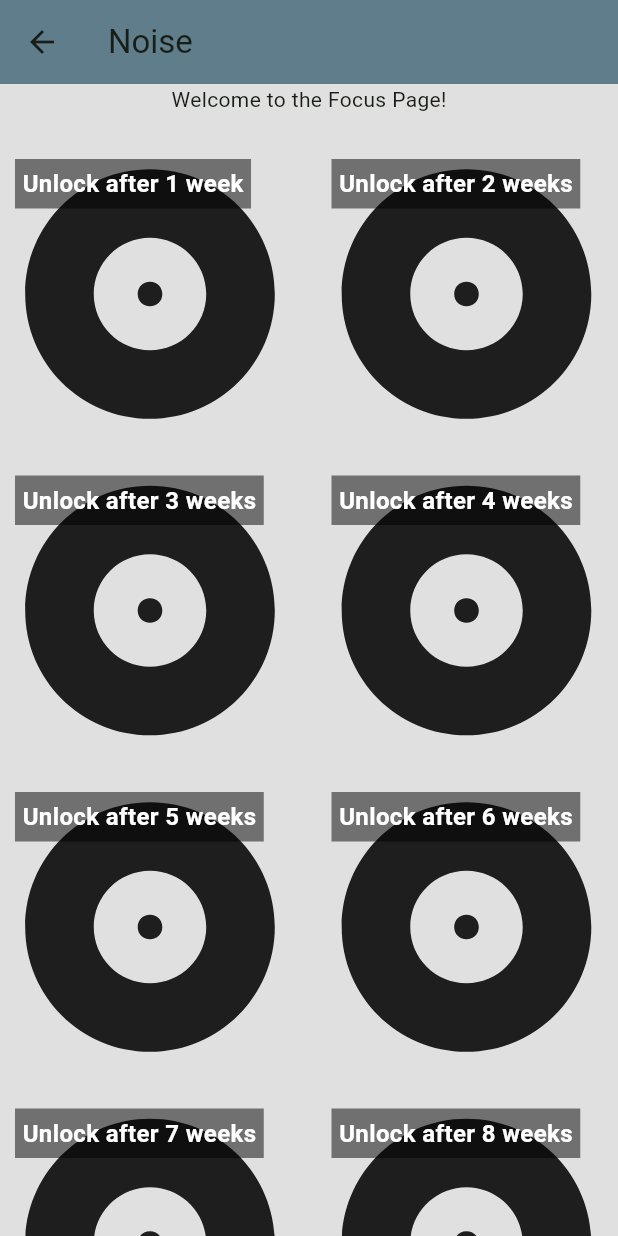
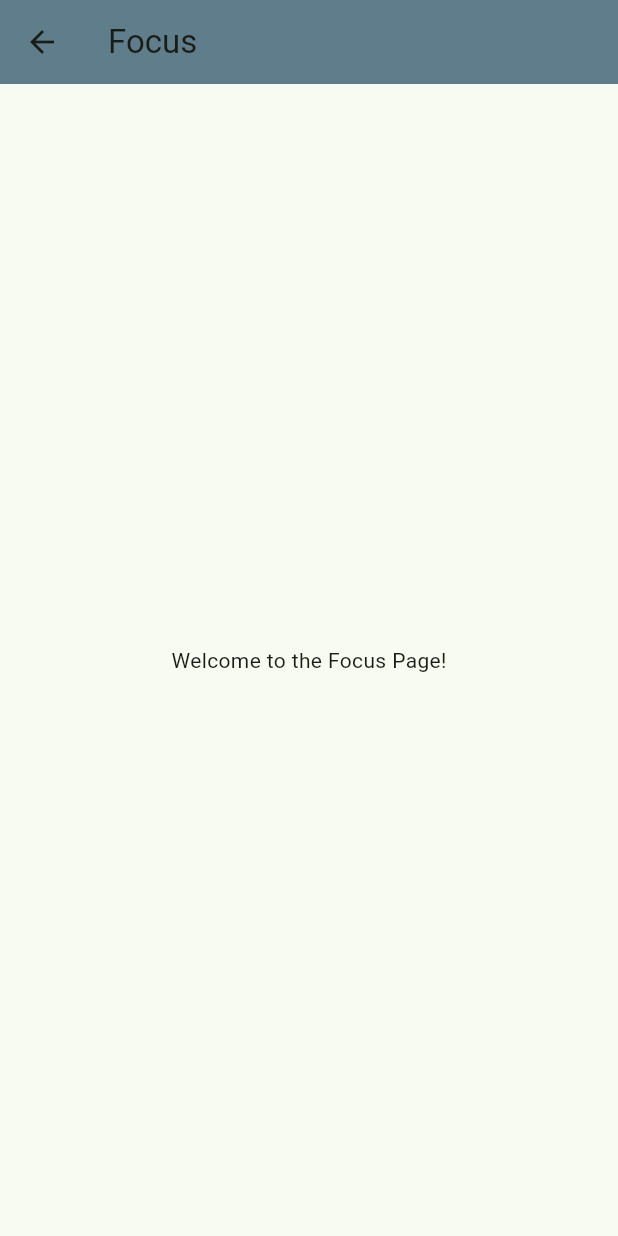
Before and after one commit to SalilMonga/cheesecakeFactory, a Flutter app: the FocusPage screen opened directly, on a phone screen of 412 x 824 dp. Run offline on Flutter 3.47's test engine with Material 3 defaults, Android fonts, the phone set to English and light mode, and no system bars; our stand-ins replace audioplayers, confetti, flutter_local_notifications, flutter_secure_storage, google_nav_bar, permission_handler and 3 more; accounts and stored records are empty.

Commit message:
Revert "Merged in the focus screen"

```diff
--- a/cheesecakefactory/lib/FocusPage.dart
+++ b/cheesecakefactory/lib/FocusPage.dart
@@ -3,107 +3,17 @@ import 'package:flutter/material.dart';
 class FocusPage extends StatelessWidget {
   const FocusPage({super.key});
 
+
   @override
   Widget build(BuildContext context) {
     return Scaffold(
       appBar: AppBar(
-        title: const Text('Noise'),
+        title: const Text('Focus'),
         backgroundColor: Colors.blueGrey,
       ),
-      body: Container(
-        color: Colors.grey[300],
-        child: Center(
-          child: Column(
-            mainAxisAlignment: MainAxisAlignment.center,
-            children: <Widget>[
-              const Text('Welcome to the Focus Page!'),
-              const SizedBox(height: 20.0), // Add some spacing
-              Expanded(
-                child: GridView.builder(
-                  gridDelegate: const SliverGridDelegateWithFixedCrossAxisCount(
-                    crossAxisCount: 2, // 2 columns
-                    mainAxisSpacing: 10.0,
-                    crossAxisSpacing: 10.0,
-                  ),
-                  itemCount: 10, // 2 columns * 5 rows = 10 items
-                  itemBuilder: (context, index) {
-                    return Stack(
-                      children: <Widget>[
-                        const Icon(
-                          Icons.album,
-                          size: 200.0, // Adjust size as needed
-                        ),
-                        Positioned(
-                          top: 10.0,
-                          left: 10.0,
-                          child: Container(
-                            padding: const EdgeInsets.all(5.0),
-                            color: Colors.black.withOpacity(0.5),
-                            child: Text(
-                              'Unlock after ${index + 1} week${index == 0 ? '' : 's'}',
-                              style: const TextStyle(
-                                color: Colors.white,
-                                fontSize: 16.0,
-                                fontWeight: FontWeight.bold,
-                              ),
-                            ),
-                          ),
-                        ),
-                      ],
-                    );
-                  },
-                ),
-              ),
-            ],
-          ),
-        ),
+      body: const Center(
+        child: Text('Welcome to the Focus Page!'),
       ),
     );
   }
 }
-
-// import 'package:flutter/material.dart';
-
-// class FocusPage extends StatelessWidget {
-//   const FocusPage({super.key});
-
-//   @override
-//   Widget build(BuildContext context) {
-//     return Scaffold(
-//       appBar: AppBar(
-//         title: const Text('Noise'),
-//         backgroundColor: Colors.blueGrey,
-//       ),
-//       body: Container(
-//         color: Colors.grey[300],
-//         child: Center(
-//           child: Column(
-//             mainAxisAlignment: MainAxisAlignment.center,
-//             children: <Widget>[
-//               Text('Welcome to the Focus Page!'),
-//               SizedBox(height: 20.0), // Add some spacing
-//               Expanded(
-//                 child: GridView.builder(
-//                   gridDelegate: SliverGridDelegateWithFixedCrossAxisCount(
-//                     crossAxisCount: 2, // 2 columns
-//                     mainAxisSpacing: 10.0,
-//                     crossAxisSpacing: 10.0,
-//                   ),
-//                   itemCount: 10, // 2 columns * 5 rows = 10 items
-//                   itemBuilder: (context, index) {
-//                     return GridTile(
-//                       child: Icon(
-//                         Icons.album,
-//                         size: 200.0, // Adjust size as needed
-//                       ),
-//                     );
-//                   },
-//                 ),
-//               ),
-//             ],
-//           ),
-//         ),
-//       ),
-//     );
-//   }
-// }
--- a/cheesecakefactory/lib/NavigationBar.dart
+++ b/cheesecakefactory/lib/NavigationBar.dart
@@ -74,7 +74,7 @@ class _NavigationBarState extends State<NavigationBar> {
           ),
           GButton(
             icon: Icons.album,
-            text: 'Noises',
+            text: 'Focus',
             iconActiveColor: Colors.blueGrey,
           ),
           GButton(
--- a/cheesecakefactory/lib/main.dart
+++ b/cheesecakefactory/lib/main.dart
@@ -10,7 +10,6 @@ import 'package:flutter_local_notifications/flutter_local_notifications.dart';
 import 'package:permission_handler/permission_handler.dart';
 // import 'profile.dart';
 import 'NavigationBar.dart' as customNavBar;
-// import 'notification_service.dart'; // Import the notification service
 
 final FlutterLocalNotificationsPlugin flutterLocalNotificationsPlugin =
     FlutterLocalNotificationsPlugin();
@@ -57,8 +56,8 @@ Future<void> showNotification() async {
 
   await flutterLocalNotificationsPlugin.show(
     0, // Notification ID
-    'Yay! You completed a task', // Notification Title
-    'Hurray! You are so getting close to getting everything accomplished.', // Notification Body
+    'Task Reminder', // Notification Title
+    'You have a task to complete!', // Notification Body
     platformChannelSpecifics,
     payload: 'task_payload', // Optional payload
   );
```
Also changed, not shown: 33 other files.
